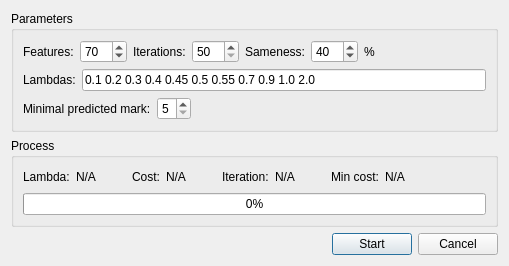
First picture: the form in app/octave/octavedlg.ui, repository a-pavlov/fantlab, before the edit.
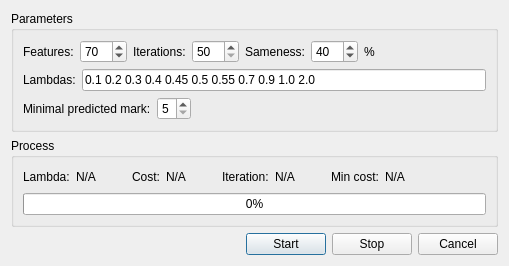
Second picture: the form after the edit.

What changed in the file:
```diff
--- a/app/octave/octavedlg.ui
+++ b/app/octave/octavedlg.ui
@@ -7,7 +7,7 @@
     <x>0</x>
     <y>0</y>
     <width>509</width>
-    <height>236</height>
+    <height>248</height>
    </rect>
   </property>
   <property name="windowTitle">
@@ -327,6 +327,13 @@
        </property>
       </widget>
      </item>
+     <item>
+      <widget class="QPushButton" name="btnStop">
+       <property name="text">
+        <string>Stop</string>
+       </property>
+      </widget>
+     </item>
      <item>
       <widget class="QPushButton" name="btnCancel">
        <property name="text">
```
